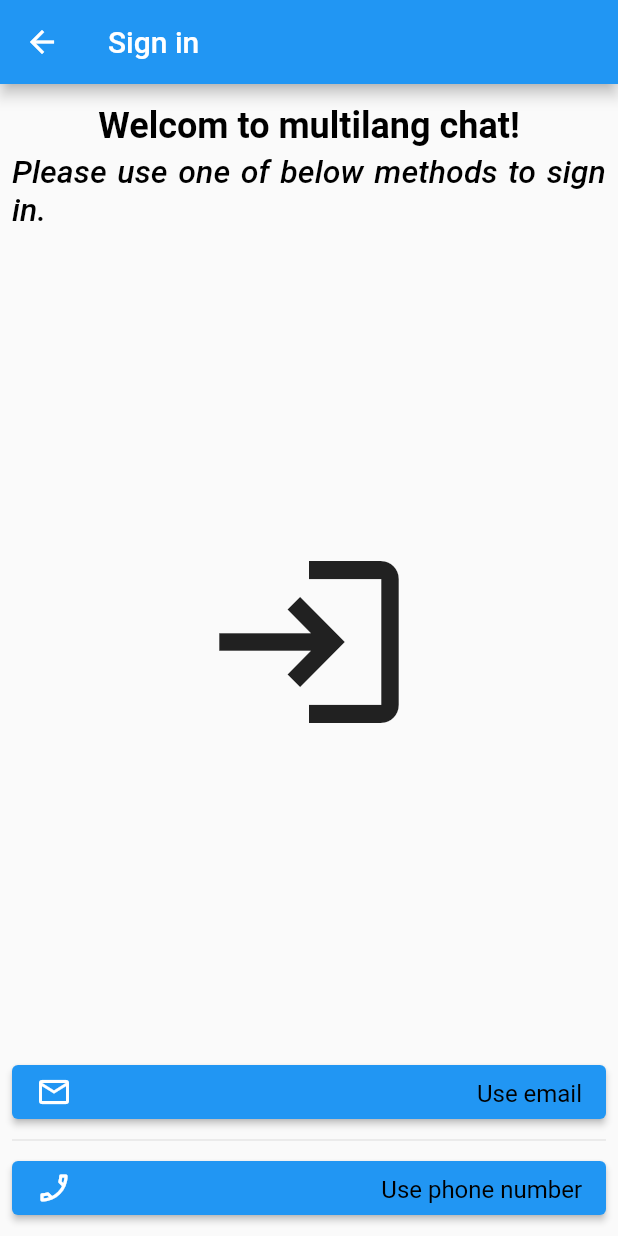
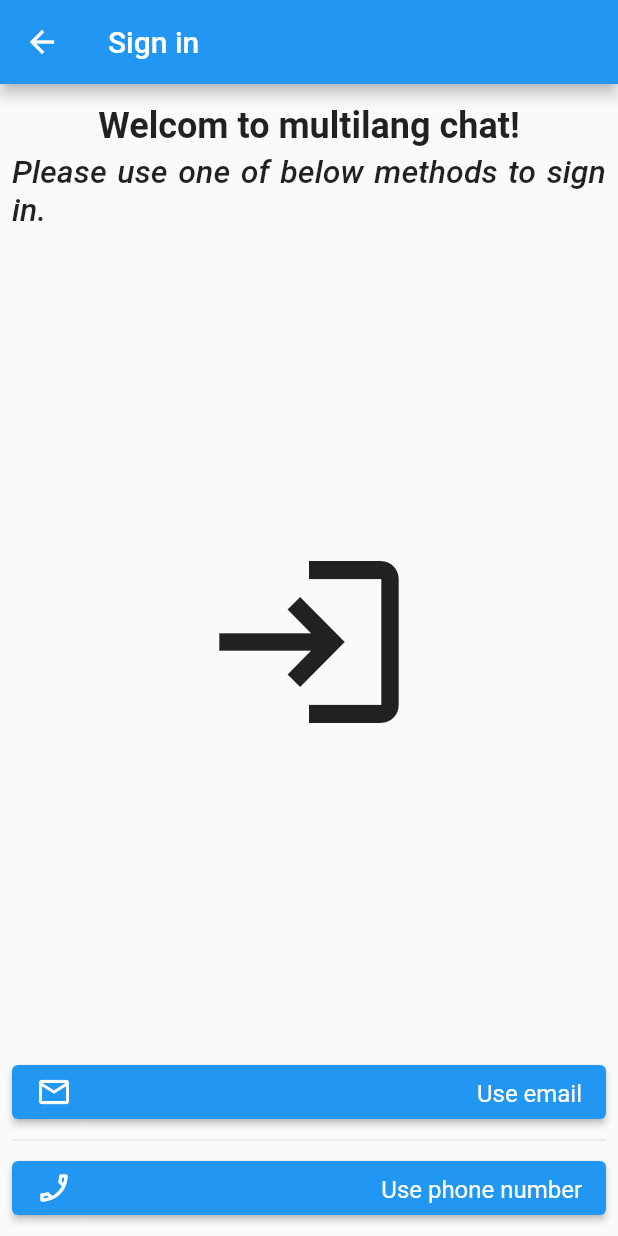
Before and after one commit to Cutter72/multi_lang_chat, a Flutter app: the AuthSelectionScreen screen opened directly, on a phone screen of 412 x 824 dp. Run offline on Flutter 3.47's test engine with Material 2 defaults, Android fonts, the phone set to English and light mode, and no system bars; our stand-ins replace cloud_firestore, firebase_core; missing offline and left inert: firebase_ui_auth; accounts and stored records are empty.

Commit message:
Day 4 Colors removed from text styles to be more theme friendly

```diff
--- a/lib/widgets/atoms/text_styles.dart
+++ b/lib/widgets/atoms/text_styles.dart
@@ -22,22 +22,18 @@ class TextStyles {
   static const double _contentSizeHHH = 3 * _em;
 
   /// Text styles
-  static const TextStyle titleH = TextStyle(fontSize: _titleSizeH, color: Colors.black, fontWeight: FontWeight.w700);
-  static const TextStyle titleHH = TextStyle(fontSize: _titleSizeHH, color: Colors.black, fontWeight: FontWeight.w700);
-  static const TextStyle titleHHH =
-      TextStyle(fontSize: _titleSizeHHH, color: Colors.black, fontWeight: FontWeight.w700);
-  static const TextStyle subTitleH = TextStyle(
-      fontSize: _subTitleSizeH, color: Colors.black, fontStyle: FontStyle.italic, fontWeight: FontWeight.w500);
-  static const TextStyle subTitleHH = TextStyle(
-      fontSize: _subTitleSizeHH, color: Colors.black, fontStyle: FontStyle.italic, fontWeight: FontWeight.w500);
-  static const TextStyle subTitleHHH = TextStyle(
-      fontSize: _subTitleSizeHHH, color: Colors.black, fontStyle: FontStyle.italic, fontWeight: FontWeight.w500);
-  static const TextStyle contentH =
-      TextStyle(fontSize: _contentSizeH, color: Colors.black, fontWeight: FontWeight.w400);
-  static const TextStyle contentHH =
-      TextStyle(fontSize: _contentSizeHH, color: Colors.black, fontWeight: FontWeight.w400);
-  static const TextStyle contentHHH =
-      TextStyle(fontSize: _contentSizeHHH, color: Colors.black, fontWeight: FontWeight.w400);
+  static const TextStyle titleH = TextStyle(fontSize: _titleSizeH, fontWeight: FontWeight.w700);
+  static const TextStyle titleHH = TextStyle(fontSize: _titleSizeHH, fontWeight: FontWeight.w700);
+  static const TextStyle titleHHH = TextStyle(fontSize: _titleSizeHHH, fontWeight: FontWeight.w700);
+  static const TextStyle subTitleH =
+      TextStyle(fontSize: _subTitleSizeH, fontStyle: FontStyle.italic, fontWeight: FontWeight.w500);
+  static const TextStyle subTitleHH =
+      TextStyle(fontSize: _subTitleSizeHH, fontStyle: FontStyle.italic, fontWeight: FontWeight.w500);
+  static const TextStyle subTitleHHH =
+      TextStyle(fontSize: _subTitleSizeHHH, fontStyle: FontStyle.italic, fontWeight: FontWeight.w500);
+  static const TextStyle contentH = TextStyle(fontSize: _contentSizeH, fontWeight: FontWeight.w400);
+  static const TextStyle contentHH = TextStyle(fontSize: _contentSizeHH, fontWeight: FontWeight.w400);
+  static const TextStyle contentHHH = TextStyle(fontSize: _contentSizeHHH, fontWeight: FontWeight.w400);
   static const EdgeInsets titleMarginsH = EdgeInsets.only(top: _titleSizeH / 4);
   static const EdgeInsets titleMarginsHH = EdgeInsets.only(top: _titleSizeHH / 4);
   static const EdgeInsets titleMarginsHHH = EdgeInsets.only(top: _titleSizeHHH / 4);
```
